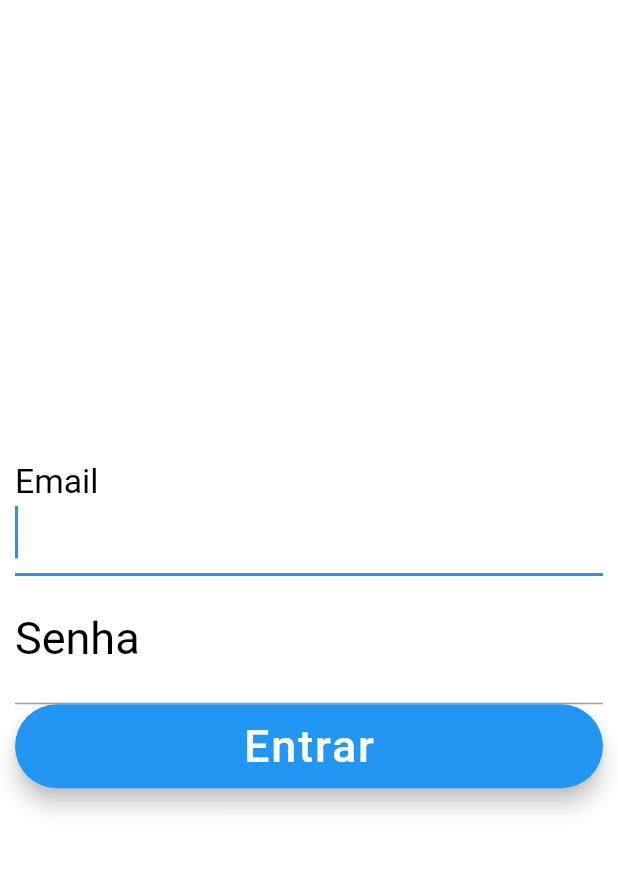
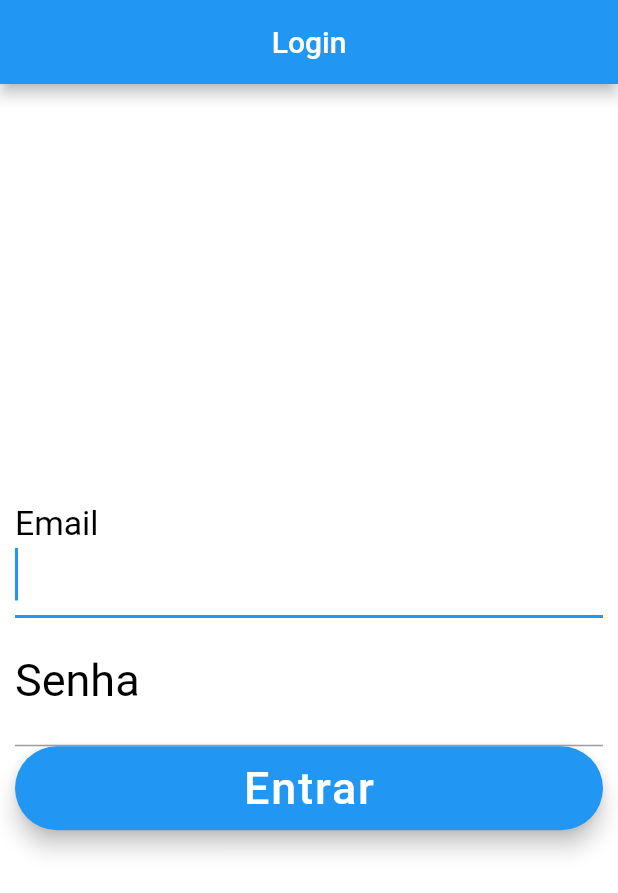
Before and after one commit to Davinoper/mvvmA1, a Flutter app: the screen it shows after launch, on a phone screen of 412 x 824 dp. Shown: the top 893 px of the screen. Run offline on Flutter 3.47's test engine with Material 2 defaults, Android fonts, the phone set to English and light mode, and no system bars; missing offline and left inert: dart:js.

Commit message:
appbar login

```diff
--- a/a1mvvm/lib/view/login.dart
+++ b/a1mvvm/lib/view/login.dart
@@ -15,6 +15,10 @@ class _LoginState extends State<Login> {
 
   Widget build(BuildContext context) {
     return Scaffold(
+        appBar: AppBar(
+          title: Center(child: Text('Login')),
+
+        ),
         backgroundColor: Colors.white,
         body: Padding(
           padding: const EdgeInsets.all(10.0),
```
